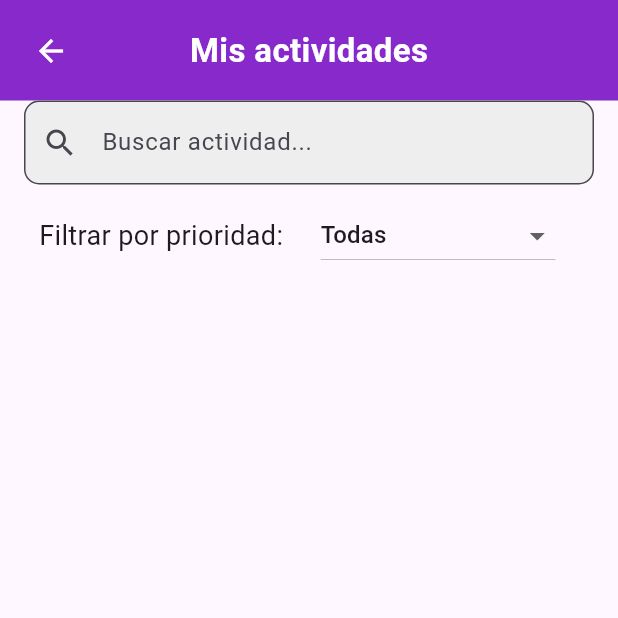
After one commit to G8-SocialDevs/FocusNet, a Flutter app: the CalendarPage screen opened by its route, after a tap on "Actividades", on a phone screen of 412 x 824 dp, the top half of it. The commit adds this screen. Run offline on Flutter 3.47's test engine with Material 3 defaults, Android fonts, the phone set to English and light mode, and no system bars; our stand-ins replace firebase_auth, firebase_core, shared_preferences, table_calendar; accounts and stored records are empty; network calls fail.

Commit message:
Agregando la vista de mis actividades

```diff
--- a/lib/main.dart
+++ b/lib/main.dart
@@ -1,6 +1,5 @@
 import 'package:firebase_core/firebase_core.dart';
 import 'package:flutter/material.dart';
-import 'package:focusnet/pages/activity_page.dart';
 import 'package:focusnet/pages/calendar_page.dart';
 import 'package:focusnet/pages/chat_page.dart';
 import 'package:focusnet/pages/login_page.dart';
@@ -73,10 +72,6 @@ class MyApp extends StatelessWidget {
             return MaterialPageRoute(
                 builder: (context) => const RegisterPage());
 
-          case ActivityPage.routeName:
-            return MaterialPageRoute(
-                builder: (context) => const ActivityPage());
-
           default:
             return MaterialPageRoute(builder: (context) => const LoginPage());
         }
--- a/lib/pages/calendar_page.dart
+++ b/lib/pages/calendar_page.dart
@@ -2,6 +2,8 @@ import 'package:flutter/material.dart';
 import 'dart:convert';
 import 'package:http/http.dart' as http;
 import 'package:table_calendar/table_calendar.dart';
+import 'package:focusnet/pages/mytasks_page.dart';
+import 'package:focusnet/pages/myinvitations_page.dart';
 
 class CalendarPage extends StatefulWidget {
   static const String routeName = '/calendar';
@@ -146,6 +148,67 @@ class _CalendarPageState extends State<CalendarPage> {
               ),
             ),
           ),
+          SizedBox(height: 20),
+
+          Row(
+            mainAxisAlignment: MainAxisAlignment.spaceEvenly,
+            children: [
+              Container(
+                width: 180,
+                height: 42,
+                child: ElevatedButton.icon(
+                  style: ElevatedButton.styleFrom(
+                    backgroundColor: const Color(0xFF512DA8),
+                  ),
+                  onPressed: () {
+                    Navigator.push(
+                      context,
+                      MaterialPageRoute(
+                        builder: (context) =>
+                            MytasksPage(userId: widget.userId),
+                      ),
+                    );
+                  },
+                  icon: Icon(
+                    Icons.task,
+                    color: Colors.white,
+                    size: 20.0,
+                  ),
+                  label: Text(
+                    "Actividades",
+                    style: TextStyle(fontSize: 18, color: Colors.white),
+                  ),
+                ),
+              ),
+              Container(
+                width: 180,
+                height: 42,
+                child: ElevatedButton.icon(
+                  style: ElevatedButton.styleFrom(
+                    backgroundColor: const Color(0xFF512DA8),
+                  ),
+                  onPressed: () {
+                    Navigator.push(
+                      context,
+                      MaterialPageRoute(
+                        builder: (context) =>
+                            MyinvitationsPage(userId: widget.userId),
+                      ),
+                    );
+                  },
+                  icon: Icon(
+                    Icons.mail,
+                    color: Colors.white,
+                    size: 20.0,
+                  ),
+                  label: Text(
+                    "Invitaciones",
+                    style: TextStyle(fontSize: 18, color: Colors.white),
+                  ),
+                ),
+              )
+            ],
+          ),
 
           /// Calendario para seleccionar fecha
           Padding(
@@ -267,13 +330,13 @@ class _CalendarPageState extends State<CalendarPage> {
     Color containerColor;
     switch (task['Priority']) {
       case 0:
-        containerColor = Colors.yellow; // Prioridad 0 -> Amarillo
+        containerColor = Colors.amber.shade700; // Prioridad 0 -> Amarillo
         break;
       case 1:
-        containerColor = Colors.orange; // Prioridad 1 -> Naranja
+        containerColor = Colors.deepOrange; // Prioridad 1 -> Naranja
         break;
       case 2:
-        containerColor = Colors.red; // Prioridad 2 -> Rojo
+        containerColor = Colors.red.shade800; // Prioridad 2 -> Rojo
         break;
       default:
         containerColor = const Color.fromARGB(
--- /dev/null
+++ b/lib/pages/mytasks_page.dart
@@ -0,0 +1,286 @@
+import 'package:flutter/material.dart';
+import 'dart:convert';
+import 'package:http/http.dart' as http;
+
+class MytasksPage extends StatefulWidget {
+  static const String routeName = '/mytasks';
+  final int userId;
+
+  const MytasksPage({super.key, required this.userId});
+
+  @override
+  _MytasksPageState createState() => _MytasksPageState();
+}
+
+class _MytasksPageState extends State<MytasksPage> {
+  List<Map<String, dynamic>> tasks = [];
+  Map<int, Map<String, dynamic>> calendarData = {};
+  String searchQuery = "";
+  int? selectedPriority;
+
+  @override
+  void initState() {
+    super.initState();
+    fetchTasks();
+    fetchCalendarData();
+  }
+
+  /// Obtiene las tareas del endpoint task/get_tasks
+  Future<void> fetchTasks() async {
+    try {
+      final response = await http.get(
+        Uri.parse(
+            'https://focusnet-task-service-194080380757.southamerica-west1.run.app/task/list_user_tasks/${widget.userId}'),
+        headers: {'accept': 'application/json'},
+      );
+      if (response.statusCode == 200) {
+        List<Map<String, dynamic>> loadedTasks =
+            List<Map<String, dynamic>>.from(json.decode(response.body));
+        setState(() {
+          tasks = loadedTasks;
+        });
+      } else {
+        throw Exception('Error al cargar las tareas');
+      }
+    } catch (e) {
+      print('Error al obtener tareas: $e');
+    }
+  }
+
+  /// Obtiene la información del calendario desde el endpoint calendar/get_calendar
+  Future<void> fetchCalendarData() async {
+    try {
+      final response = await http.get(Uri.parse(
+          'https://focusnet-task-service-194080380757.southamerica-west1.run.app/calendar/get_calendar'));
+      if (response.statusCode == 200) {
+        List<dynamic> data = json.decode(response.body);
+        setState(() {
+          calendarData = {for (var item in data) item['CalendarID']: item};
+        });
+      } else {
+        throw Exception('Error al cargar datos del calendario');
+      }
+    } catch (e) {
+      print('Error al obtener datos del calendario: $e');
+    }
+  }
+
+  /// Ordena todas las tareas primero por día y mes, luego por la hora.
+  List<Map<String, dynamic>> getSortedTasks() {
+    return tasks.toList()
+      ..sort((a, b) {
+        int calendarA = a['StartTimestampID'] ?? -1;
+        int calendarB = b['StartTimestampID'] ?? -1;
+
+        int yearA = calendarData[calendarA]?['Year'] ?? 9999;
+        int monthA = calendarData[calendarA]?['Month'] ?? 12;
+        int dayA = calendarData[calendarA]?['Day'] ?? 31;
+        int hourA = calendarData[calendarA]?['Hour'] ?? 23;
+        int minuteA = calendarData[calendarA]?['Minute'] ?? 59;
+
+        int yearB = calendarData[calendarB]?['Year'] ?? 9999;
+        int monthB = calendarData[calendarB]?['Month'] ?? 12;
+        int dayB = calendarData[calendarB]?['Day'] ?? 31;
+        int hourB = calendarData[calendarB]?['Hour'] ?? 23;
+        int minuteB = calendarData[calendarB]?['Minute'] ?? 59;
+
+        // Comparar primero por fecha (año, mes, día)
+        int dateComparison = DateTime(yearA, monthA, dayA)
+            .compareTo(DateTime(yearB, monthB, dayB));
+
+        if (dateComparison != 0)
+          return dateComparison; // Si no son iguales, ordenar por fecha
+
+        // Si la fecha es la misma, comparar por hora y minuto
+        return (hourA * 60 + minuteA).compareTo(hourB * 60 + minuteB);
+      });
+  }
+
+  List<Map<String, dynamic>> getFilteredTasks() {
+    return getSortedTasks().where((task) {
+      final titleMatch =
+          task['Title'].toLowerCase().contains(searchQuery.toLowerCase());
+      final priorityMatch =
+          selectedPriority == null || task['Priority'] == selectedPriority;
+      return titleMatch && priorityMatch;
+    }).toList();
+  }
+
+  @override
+  Widget build(BuildContext context) {
+    return Scaffold(
+      body: Column(crossAxisAlignment: CrossAxisAlignment.start, children: [
+        SafeArea(
+          child: Stack(
+            children: [
+              // Título centrado
+              Container(
+                width: double.infinity,
+                padding: const EdgeInsets.symmetric(vertical: 18),
+                color: Color(0xFF882ACB),
+                child: const Center(
+                  child: Text(
+                    "Mis actividades",
+                    style: TextStyle(
+                      color: Colors.white,
+                      fontSize: 22,
+                      fontWeight: FontWeight.bold,
+                    ),
+                  ),
+                ),
+              ),
+              // Botón de retroceso alineado a la izquierda
+              Positioned(
+                left: 10, // Ajusta la posición izquierda
+                top: 10, // Ajusta la posición superior
+                child: IconButton(
+                  icon: const Icon(Icons.arrow_back, color: Colors.white),
+                  onPressed: () {
+                    Navigator.pop(context);
+                  },
+                ),
+              ),
+            ],
+          ),
+        ),
+        Padding(
+          padding: const EdgeInsets.symmetric(horizontal: 16),
+          child: Column(
+            children: [
+              TextField(
+                onChanged: (value) {
+                  setState(() {
+                    searchQuery = value;
+                  });
+                },
+                decoration: InputDecoration(
+                  hintText: "Buscar actividad...",
+                  prefixIcon: Icon(Icons.search),
+                  border: OutlineInputBorder(
+                    borderRadius: BorderRadius.circular(10),
+                  ),
+                  filled: true,
+                  fillColor: Colors.grey[200],
+                ),
+              ),
+              SizedBox(height: 10),
+              Row(
+                children: [
+                  Padding(
+                    padding: const EdgeInsets.only(
+                        left: 10), // Ajusta según necesites
+                    child: Text(
+                      "Filtrar por prioridad:",
+                      style: TextStyle(fontSize: 18),
+                    ),
+                  ),
+                  SizedBox(width: 25),
+                  DropdownButton<int?>(
+                    hint: Text(
+                      "Filtrar por prioridad",
+                      style: TextStyle(fontSize: 15),
+                    ),
+                    value: selectedPriority,
+                    items: [
+                      DropdownMenuItem(
+                          value: null,
+                          child: Text("Todas", style: TextStyle(fontSize: 16))),
+                      DropdownMenuItem(
+                          value: 0,
+                          child: Text("Baja", style: TextStyle(fontSize: 16))),
+                      DropdownMenuItem(
+                          value: 1,
+                          child: Text("Media", style: TextStyle(fontSize: 16))),
+                      DropdownMenuItem(
+                          value: 2,
+                          child: Text("Alta", style: TextStyle(fontSize: 16))),
+                    ],
+                    onChanged: (value) {
+                      setState(() {
+                        selectedPriority = value;
+                      });
+                    },
+                  ),
+                ],
+              )
+            ],
+          ),
+        ),
+        Expanded(
+          child: ListView.builder(
+            padding: const EdgeInsets.all(16),
+            itemCount: getFilteredTasks().length,
+            itemBuilder: (context, index) {
+              return buildTaskCard(getFilteredTasks()[index]);
+            },
+          ),
+        )
+      ]),
+    );
+  }
+
+  /// Construye la tarjeta de cada tarea
+  Widget buildTaskCard(Map<String, dynamic> task) {
+    int calendarID = task['StartTimestampID'] ?? -1;
+    int hour = calendarData[calendarID]?['Hour'] ?? 23;
+    int minute = calendarData[calendarID]?['Minute'] ?? 59;
+    int month = calendarData[calendarID]?['Month'] ?? 12;
+    int day = calendarData[calendarID]?['Day'] ?? 30;
+
+    // Definir el color según la prioridad de la tarea
+    Color containerColor;
+    switch (task['Priority']) {
+      case 0:
+        containerColor = Colors.amber.shade700; // Prioridad 0 -> Amarillo
+        break;
+      case 1:
+        containerColor = Colors.deepOrange; // Prioridad 1 -> Naranja
+        break;
+      case 2:
+        containerColor = Colors.red.shade800; // Prioridad 2 -> Rojo
+        break;
+      default:
+        containerColor = const Color.fromARGB(
+            255, 66, 148, 241); // Si no tiene prioridad, blanco
+    }
+
+    return Card(
+      margin: const EdgeInsets.symmetric(vertical: 8),
+      child: Container(
+        decoration: BoxDecoration(
+          color:
+              containerColor, // Establecer el color de fondo según la prioridad
+          borderRadius: BorderRadius.circular(
+              12), // Bordes redondeados con un radio de 16
+        ),
+        child: Padding(
+          padding: const EdgeInsets.all(16.0),
+          child: Row(
+            mainAxisAlignment: MainAxisAlignment.spaceBetween,
+            children: [
+              Text(
+                "${day.toString().padLeft(2, '0')}/${month.toString().padLeft(2, '0')}",
+                style: TextStyle(
+                    fontSize: 16,
+                    fontWeight: FontWeight.bold,
+                    color: Colors.white), // Texto blanco
+              ), // Ícono de actividad
+              Text(
+                task['Title'] ?? 'Sin título',
+                style: TextStyle(
+                    fontSize: 18, color: Colors.white), // Texto blanco
+              ),
+              Text(
+                "${hour.toString().padLeft(2, '0')}:${minute.toString().padLeft(2, '0')}",
+                style: TextStyle(
+                    fontSize: 16,
+                    fontWeight: FontWeight.bold,
+                    color: Colors.white), // Texto blanco
+              ),
+            ],
+          ),
+        ),
+      ),
+    );
+  }
+}
```
Also changed, not shown: lib/pages/activity_page.dart (deleted, +0 -22 lines), lib/pages/addtask_page.dart (+5 -9 lines), lib/pages/myinvitations_page.dart (added, +124 -0 lines).
